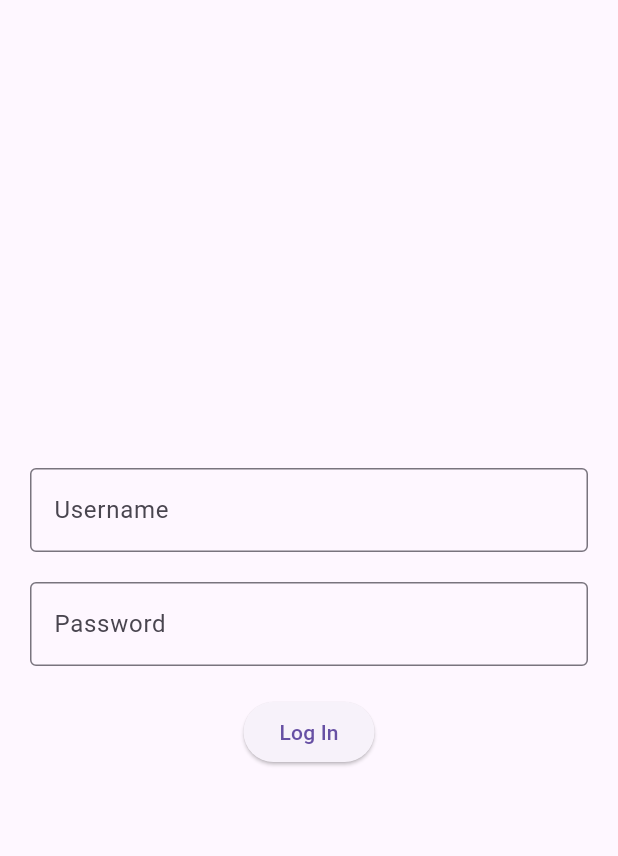
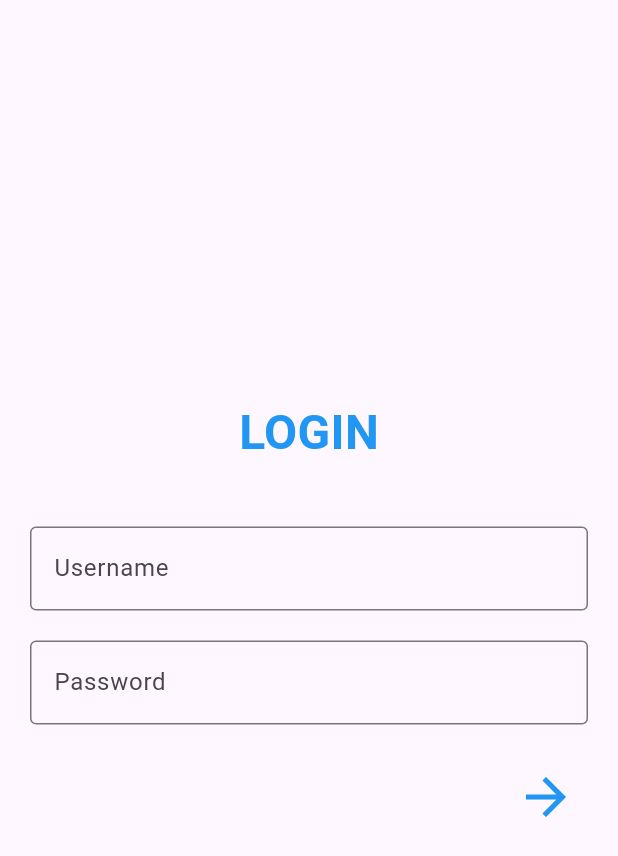
Before and after one commit to Katez17/SAT5317-Lab-3, a Flutter app: the screen it shows after launch, on a phone screen of 412 x 824 dp. Shown: the top 856 px of the screen. Run offline on Flutter 3.47's test engine with Material 3 defaults, Android fonts, the phone set to English and light mode, and no system bars.

Commit message:
Update secure_login.dart

```diff
--- a/lib/secure_login.dart
+++ b/lib/secure_login.dart
@@ -1,6 +1,8 @@
 import 'package:flutter/material.dart';
 
 class SecureLoginScreen extends StatelessWidget {
+  const SecureLoginScreen({super.key});
+
   @override
   Widget build(BuildContext context) {
     return Scaffold(
@@ -10,26 +12,47 @@ class SecureLoginScreen extends StatelessWidget {
           child: Column(
             mainAxisAlignment: MainAxisAlignment.center,
             children: [
+              // Login title
+              const Text(
+                'LOGIN',
+                style: TextStyle(
+                  fontSize: 32, // Bigger font size for the title
+                  fontWeight: FontWeight.bold,
+                  color: Colors.blue, // Arrow color
+                ),
+              ),
+              const SizedBox(height: 40), // Spacing below the title
+
+              // Username input
               TextField(
-                decoration: InputDecoration(
+                decoration: const InputDecoration(
                   labelText: 'Username',
                   border: OutlineInputBorder(),
                 ),
               ),
-              SizedBox(height: 20),
+              const SizedBox(height: 20),
+
+              // Password input
               TextField(
                 obscureText: true,
-                decoration: InputDecoration(
+                decoration: const InputDecoration(
                   labelText: 'Password',
                   border: OutlineInputBorder(),
                 ),
               ),
-              SizedBox(height: 20),
-              ElevatedButton(
-                onPressed: () {
-                  Navigator.pushReplacementNamed(context, '/home');
-                },
-                child: Text('Log In'),
+              const SizedBox(height: 20),
+
+              // Login arrow button
+              Align(
+                alignment: Alignment.centerRight, // Align arrow to the right
+                child: IconButton(
+                  onPressed: () {
+                    Navigator.pushReplacementNamed(context, '/home');
+                  },
+                  icon: const Icon(Icons.arrow_forward), // Right-pointing arrow
+                  iconSize: 40, // Bigger arrow size
+                  color: Colors.blue, // Arrow color
+                ),
               ),
             ],
           ),
```
